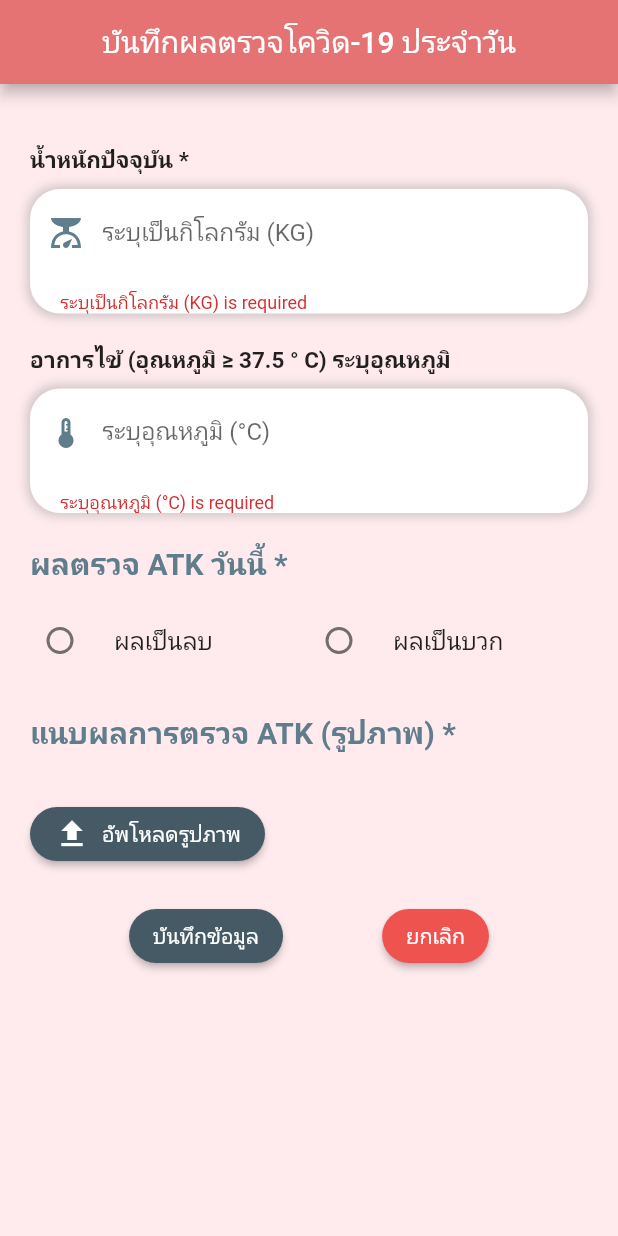
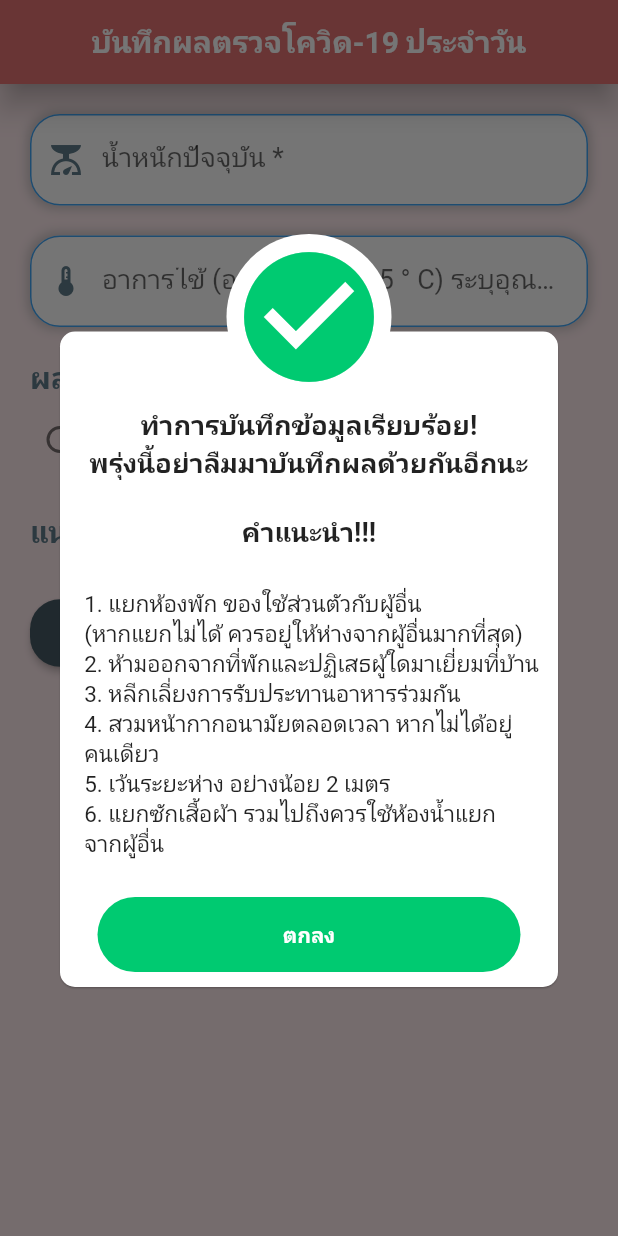
Before and after one commit to kidrunner1/projectcovid, a Flutter app: the FormCheck screen opened directly, after a tap on "บันทึกข้อมูล", on a phone screen of 412 x 824 dp. Run offline on Flutter 3.47's test engine with Material 2 defaults, Android fonts, the phone set to English and light mode, and no system bars; our stand-ins replace animated_text_kit, awesome_dialog, carousel_slider, cloud_firestore, firebase_auth, firebase_core and 12 more; missing offline and left inert: dialog_flowtter, flutter_phone_direct_caller; accounts and stored records are empty; network calls fail; Roboto replaces fonts that are missing (Prompt); project files that could hold a hidden picture were left out.

Commit message:
update code

```diff
--- a/lib/screen/adminscreen/admin_screen.dart
+++ b/lib/screen/adminscreen/admin_screen.dart
@@ -52,7 +52,7 @@ class _DoctorScreenState extends State<DoctorScreen> {
     return Scaffold(
       appBar: AppBar(
         title: Text(
-          "หมอพยาบาล",
+          "",
           style: GoogleFonts.prompt(),
         ),
         actions: roleID == 1
--- a/lib/screen/appointment/form_appoints.dart
+++ b/lib/screen/appointment/form_appoints.dart
@@ -48,6 +48,7 @@ class _FormAppointmentsState extends State<FormAppointments>
 
   void resetFormMethod() {
     dateController.clear();
+
     setState(() {
       selectedTime = '';
     });
--- a/lib/screen/check_covid/form_check.dart
+++ b/lib/screen/check_covid/form_check.dart
@@ -43,7 +43,7 @@ class _FormCheckState extends State<FormCheck> {
     await uploadTask.whenComplete(() => {});
     final url = await ref.getDownloadURL();
     return url;
-  } //
+  }
 
   Future<void> _saveToFirebase() async {
     User? currentUser = FirebaseAuth.instance.currentUser;
@@ -51,10 +51,14 @@ class _FormCheckState extends State<FormCheck> {
       AwesomeDialog(
         context: context,
         dialogType: DialogType.ERROR,
-        animType: AnimType.TOPSLIDE,
+        animType: AnimType.BOTTOMSLIDE,
         title: 'Error!',
         desc: 'No user found. Please login again.',
+        headerAnimationLoop: false,
         btnOkOnPress: () {},
+        btnOkIcon: Icons.cancel,
+        btnOkColor: Colors.red,
+        btnOkText: "ปิด",
       ).show();
       return;
     }
@@ -74,10 +78,38 @@ class _FormCheckState extends State<FormCheck> {
     AwesomeDialog(
       context: context,
       dialogType: DialogType.SUCCES,
-      animType: AnimType.TOPSLIDE,
-      title: 'Success!',
-      desc:
-          'พรุ่งนี้อย่าลืมมาบันทึกผลด้วยกันอีกนะ\nคำแนะนำ!!!\n\n1. แยกห้องพัก ของใช้ส่วนตัวกับผู้อื่น (หากแยกไม่ได้ ควรอยู่ให้ห่างจากผู้อื่นมากที่สุด)\n2. ห้ามออกจากที่พักและปฏิเสธผู้ใดมาเยี่ยมที่บ้าน\n3. หลีกเลี่ยงการรับประทานอาหารร่วมกัน\n4. สวมหน้ากากอนามัยตลอดเวลา หากไม่ได้อยู่คนเดียว\n5. เว้นระยะห่าง อย่างน้อย 2 เมตร\n6. แยกซักเสื้อผ้า รวมไปถึงควรใช้ห้องน้ำแยกจากผู้อื่น',
+      animType: AnimType.BOTTOMSLIDE,
+      title: 'ทำการบันทึกข้อมูลเรียบร้อย!',
+      headerAnimationLoop: false,
+      desc: 'พรุ่งนี้อย่าลืมมาบันทึกผลด้วยกันอีกนะ\n\n'
+          'คำแนะนำ!!!\n\n', // Empty description
+      // ignore: prefer_const_constructors
+      body: Column(
+        children: [
+          Text(
+            'ทำการบันทึกข้อมูลเรียบร้อย!\n'
+            'พรุ่งนี้อย่าลืมมาบันทึกผลด้วยกันอีกนะ\n'
+            '\nคำแนะนำ!!!\n',
+            textAlign: TextAlign.center,
+            style:
+                GoogleFonts.prompt(fontSize: 18, fontWeight: FontWeight.bold),
+          ),
+          Align(
+            alignment: Alignment.centerLeft,
+            child: Text(
+              '   1. แยกห้องพัก ของใช้ส่วนตัวกับผู้อื่น \n   (หากแยกไม่ได้ ควรอยู่ให้ห่างจากผู้อื่นมากที่สุด)\n'
+              '   2. ห้ามออกจากที่พักและปฏิเสธผู้ใดมาเยี่ยมที่บ้าน\n'
+              '   3. หลีกเลี่ยงการรับประทานอาหารร่วมกัน\n'
+              '   4. สวมหน้ากากอนามัยตลอดเวลา หากไม่ได้อยู่\n   คนเดียว\n'
+              '   5. เว้นระยะห่าง อย่างน้อย 2 เมตร\n'
+              '   6. แยกซักเสื้อผ้า รวมไปถึงควรใช้ห้องน้ำแยก\n   จากผู้อื่น',
+              textAlign: TextAlign.left,
+              style: GoogleFonts.prompt(fontSize: 15),
+            ),
+          ),
+        ],
+      ),
+      btnOkText: "ตกลง",
       btnOkOnPress: () {
         Navigator.of(context).pushReplacement(
           MaterialPageRoute(
@@ -100,10 +132,15 @@ class _FormCheckState extends State<FormCheck> {
           automaticallyImplyLeading: false,
           title: Text(
             'บันทึกผลตรวจโควิด-19 ประจำวัน',
-            style: GoogleFonts.prompt(),
+            style: GoogleFonts.prompt(
+              fontSize: 20,
+              fontWeight: FontWeight.bold,
+              color: Colors.white,
+            ),
           ),
           backgroundColor: Colors.red[300],
           centerTitle: true,
+          elevation: 8.0,
         ),
         body: Padding(
           padding: const EdgeInsets.all(20.0),
@@ -111,27 +148,15 @@ class _FormCheckState extends State<FormCheck> {
             key: checkKey,
             child: SingleChildScrollView(
               child: Column(
-                crossAxisAlignment:
-                    CrossAxisAlignment.start, // To align text to left
+                crossAxisAlignment: CrossAxisAlignment.start,
                 children: [
+                  _buildInputField(
+                      weightinput, "น้ำหนักปัจจุบัน *", Icons.scale),
                   const SizedBox(height: 20),
-                  Text(
-                    "น้ำหนักปัจจุบัน *",
-                    style: GoogleFonts.prompt(
-                        fontSize: 15, fontWeight: FontWeight.bold),
-                  ),
-                  const SizedBox(height: 10),
                   _buildInputField(
-                      weightinput, "ระบุเป็นกิโลกรัม (KG)", Icons.scale),
-                  const SizedBox(height: 20),
-                  Text(
-                    "อาการไข้ (อุณหภูมิ ≥ 37.5 ° C) ระบุอุณหภูมิ ",
-                    style: GoogleFonts.prompt(
-                        fontSize: 15, fontWeight: FontWeight.bold),
-                  ),
-                  const SizedBox(height: 10),
-                  _buildInputField(
-                      tempinput, "ระบุอุณหภูมิ (°C)", Icons.thermostat),
+                      tempinput,
+                      "อาการไข้ (อุณหภูมิ ≥ 37.5 ° C) ระบุอุณหภูมิ ",
+                      Icons.thermostat),
                   const SizedBox(height: 20),
                   Text(
                     "ผลตรวจ ATK วันนี้ *",
@@ -139,9 +164,7 @@ class _FormCheckState extends State<FormCheck> {
                         color: Colors.blueGrey,
                         fontSize: 20,
                         fontWeight: FontWeight.bold),
-                    textAlign: TextAlign.left, // Align text to left
                   ),
-                  const SizedBox(height: 10),
                   _buildRadioButtonGroup(),
                   const SizedBox(height: 20),
                   Text(
@@ -155,7 +178,7 @@ class _FormCheckState extends State<FormCheck> {
                   const SizedBox(height: 10),
                   if (_image != null)
                     Card(
-                      elevation: 5.0,
+                      elevation: 8.0,
                       shape: RoundedRectangleBorder(
                         borderRadius: BorderRadius.circular(15.0),
                       ),
@@ -164,67 +187,9 @@ class _FormCheckState extends State<FormCheck> {
                           child: Image.file(_image!, fit: BoxFit.cover)),
                     ),
                   const SizedBox(height: 20),
-                  ElevatedButton(
-                    onPressed: _getImage,
-                    style: ElevatedButton.styleFrom(
-                      backgroundColor: Colors.blueGrey[700],
-                      shape: RoundedRectangleBorder(
-                        borderRadius: BorderRadius.circular(20),
-                      ),
-                    ),
-                    child: Row(
-                      mainAxisSize: MainAxisSize.min,
-                      children: [
-                        const Icon(Icons.upload),
-                        const SizedBox(width: 8),
-                        Text(
-                          "อัพโหลดรูปภาพ",
-                          style: GoogleFonts.prompt(),
-                        )
-                      ],
-                    ),
-                  ),
+                  _buildUploadButton(),
                   const SizedBox(height: 20),
-                  Row(
-                    mainAxisAlignment: MainAxisAlignment.spaceEvenly,
-                    children: [
-                      ElevatedButton(
-                        onPressed: () {
-                          if (checkKey.currentState!.validate()) {
-                            _saveToFirebase();
-                          }
-                        },
-                        style: ElevatedButton.styleFrom(
-                          backgroundColor: Colors.blueGrey[700],
-                          shape: RoundedRectangleBorder(
-                            borderRadius: BorderRadius.circular(20),
-                          ),
-                        ),
-                        child: Text(
-                          "บันทึกข้อมูล",
-                          style: GoogleFonts.prompt(),
-                        ),
-                      ),
-                      ElevatedButton(
-                        onPressed: () {
-                          Navigator.pushReplacement(
-                              context,
-                              MaterialPageRoute(
-                                  builder: (context) => DetailsCheckScreen()));
-                        },
-                        style: ElevatedButton.styleFrom(
-                          backgroundColor: Colors.red[400],
-                          shape: RoundedRectangleBorder(
-                            borderRadius: BorderRadius.circular(20),
-                          ),
-                        ),
-                        child: Text(
-                          "ยกเลิก",
-                          style: GoogleFonts.prompt(),
-                        ),
-                      ),
-                    ],
-                  ),
+                  _buildActionButtons(),
                 ],
               ),
             ),
@@ -292,7 +257,7 @@ class _FormCheckState extends State<FormCheck> {
         controller: controller,
         validator: RequiredValidator(errorText: "$label is required"),
         keyboardType: TextInputType.number,
-        style: GoogleFonts.prompt(),
+        style: GoogleFonts.prompt(fontSize: 18, color: Colors.blueGrey[900]),
         decoration: InputDecoration(
           labelText: label,
           labelStyle: GoogleFonts.prompt(),
@@ -314,4 +279,49 @@ class _FormCheckState extends State<FormCheck> {
       ),
     );
   }
+
+  Widget _buildUploadButton() {
+    return ElevatedButton.icon(
+      icon: const Icon(Icons.upload),
+      label: Text("อัพโหลดรูปภาพ", style: GoogleFonts.prompt(fontSize: 18)),
+      onPressed: _getImage,
+      style: ElevatedButton.styleFrom(
+        primary: Colors.blueGrey[700],
+        shape: RoundedRectangleBorder(
+          borderRadius: BorderRadius.circular(20),
+        ),
+        padding: const EdgeInsets.symmetric(horizontal: 20, vertical: 10),
+      ),
+    );
+  }
+
+  Widget _buildActionButtons() {
+    return Row(
+      mainAxisAlignment: MainAxisAlignment.spaceEvenly,
+      children: [
+        _buildCustomButton(
+            "บันทึกข้อมูล", Icons.save, Colors.blueGrey[700]!, _saveToFirebase),
+        _buildCustomButton("ยกเลิก", Icons.cancel, Colors.red[400]!, () {
+          Navigator.pushReplacement(context,
+              MaterialPageRoute(builder: (context) => DetailsCheckScreen()));
+        }),
+      ],
+    );
+  }
+
+  Widget _buildCustomButton(
+      String text, IconData icon, Color color, VoidCallback onPressed) {
+    return ElevatedButton.icon(
+      icon: Icon(icon, size: 20),
+      label: Text(text, style: GoogleFonts.prompt(fontSize: 16)),
+      onPressed: onPressed,
+      style: ElevatedButton.styleFrom(
+        primary: color,
+        shape: RoundedRectangleBorder(
+          borderRadius: BorderRadius.circular(20),
+        ),
+        padding: const EdgeInsets.symmetric(horizontal: 20, vertical: 10),
+      ),
+    );
+  }
 }
--- a/lib/screen/check_covid/getdata_check.dart
+++ b/lib/screen/check_covid/getdata_check.dart
@@ -128,7 +128,7 @@ class _GetDataCheckScreenState extends State<GetDataCheckScreen> {
                   crossAxisAlignment: CrossAxisAlignment.start,
                   children: [
                     Text(
-                      "น้ำหนักปุจจุบัน : ${data['weight'] ?? 'Not available'}",
+                      "น้ำหนักปัจจุบัน : ${data['weight'] ?? 'Not available'}",
                       style:
                           GoogleFonts.prompt(fontSize: 20, color: Colors.black),
                     ),
--- a/lib/screen/vaccine/screen2_vaccine.dart
+++ b/lib/screen/vaccine/screen2_vaccine.dart
@@ -90,7 +90,7 @@ class _ShowDetail_Location2State extends State<ShowDetail_Location2> {
               child: Text(
                 'แสดงรายละเอียด',
                 style: GoogleFonts.prompt(
-                  color: const Color.fromARGB(255, 48, 110, 50),
+                  color: Colors.green,
                 ),
               ),
               onPressed: () {
@@ -279,7 +279,7 @@ class _ShowDetail_Location2State extends State<ShowDetail_Location2> {
               color: Colors.black,
             )),
         const SizedBox(height: 10),
-        Text("***** จำกัดสิทธิ์แค่ 150 คน *****",
+        Text("***** จำกัดสิทธิ์แค่ 120 คน *****",
             style: GoogleFonts.prompt(
               fontSize: 20,
               fontWeight: FontWeight.bold,
--- a/lib/screen/version_app.dart
+++ b/lib/screen/version_app.dart
@@ -14,16 +14,16 @@ class _VerSionSceenState extends State<VerSionSceen> {
     return Scaffold(
       backgroundColor: Colors.red[50],
       appBar: AppBar(
-        leading: BackButton(color: Colors.black),
+        leading: BackButton(color: Colors.white),
         title: Text(
           "เกี่ยวกับ",
           style: GoogleFonts.prompt(
             fontSize: 20,
             fontWeight: FontWeight.bold,
-            color: Colors.black,
+            color: Colors.white,
           ),
         ),
-        backgroundColor: Colors.white,
+        backgroundColor: Colors.red[300],
         elevation: 1, // subtle shadow
         centerTitle: true,
       ),
```
Also changed, not shown: lib/database/appoints_db.dart (+11 -2 lines), lib/screen/adminscreen/vaccine/getdata_vaccine_admin.dart (+48 -16 lines), lib/screen/adminscreen/vaccine/historyr_vaccine.dart (+35 -24 lines), lib/screen/change_password.dart (+45 -55 lines), lib/screen/check_covid/details_chek.dart (+6 -5 lines), lib/screen/profile_edit_page.dart (+27 -20 lines), lib/screen/vaccine/screen_vaccine.dart (+38 -26 lines).
